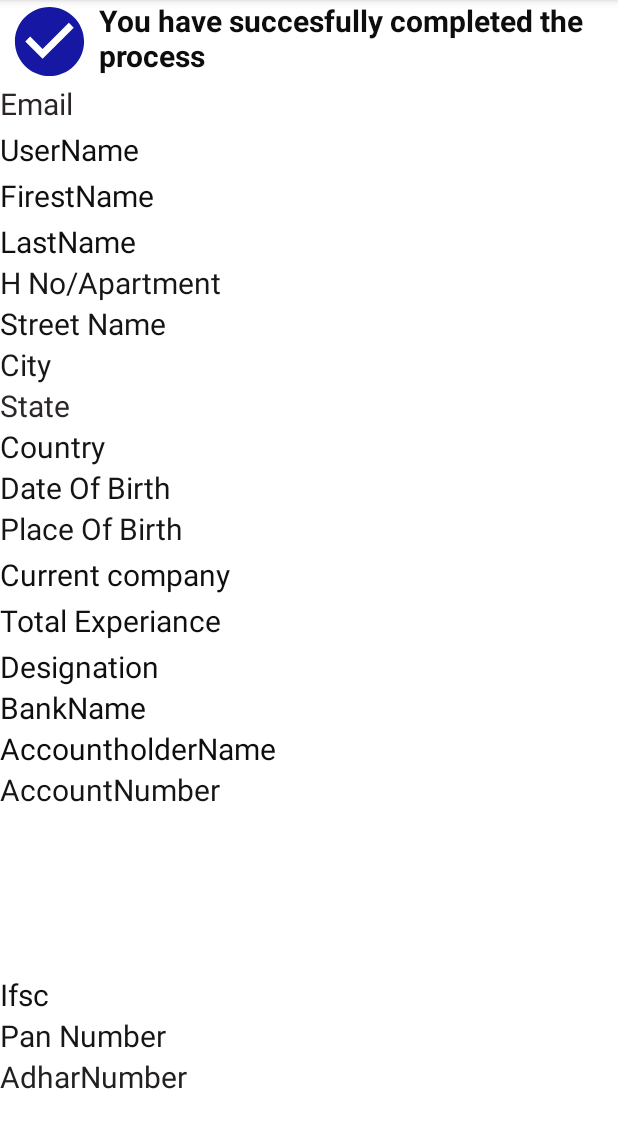
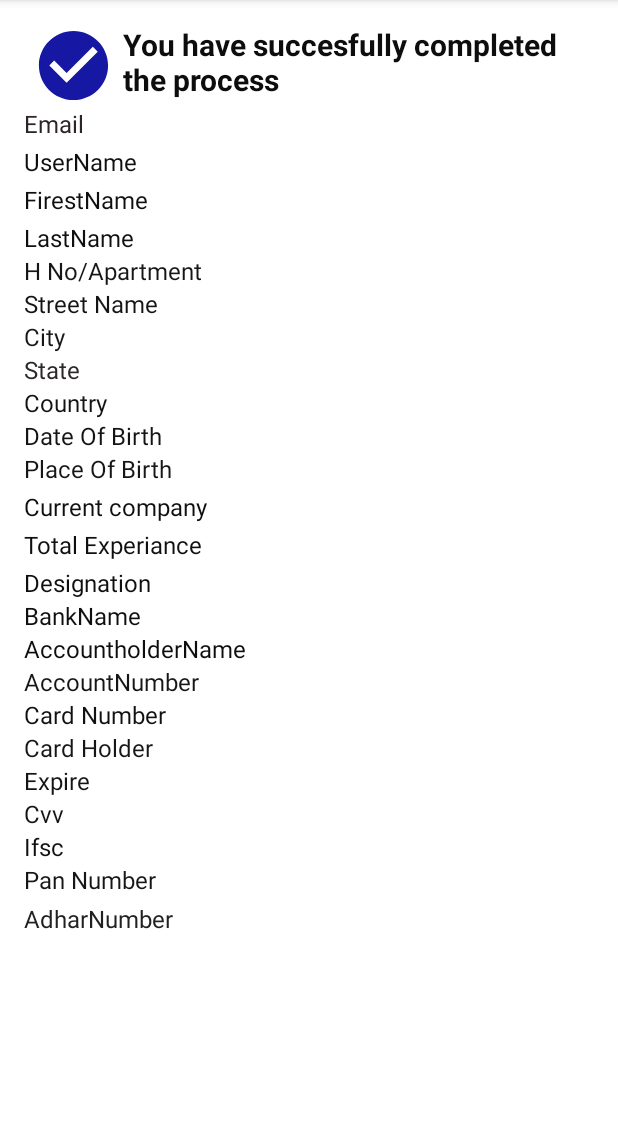
Before and after one commit to pullaiah-dudekula-improve10x/Practice-task, an Android app: the SuccesfullActivity screen opened directly, with no data from a screen before it, on a phone screen of 412 x 824 dp, the part 84-1232 px from its top. Run offline under Robolectric (Android 15) with nearby library versions, the phone set to English and light mode, and no system bars.

Commit message:
updated sum changes

```diff
--- a/app/src/main/java/com/example/practisetask/BankAccountActivity.java
+++ b/app/src/main/java/com/example/practisetask/BankAccountActivity.java
@@ -14,22 +14,22 @@ public class BankAccountActivity extends AppCompatActivity {
     protected void onCreate(Bundle savedInstanceState) {
         super.onCreate(savedInstanceState);
         setContentView(R.layout.activity_bank_account);
-
+        Intent professionalIntent = getIntent();
+        Bundle bundle = professionalIntent.getExtras();
         Button back3Btn = findViewById(R.id.back3_btn);
         back3Btn.setOnClickListener(view -> {
             finish();
         });
         Button next3Btn = findViewById(R.id.next3_btn);
         next3Btn.setOnClickListener(view -> {
-            Intent professionalIntent = getIntent();
-            Bundle bundle = professionalIntent.getExtras();
+
             //String emailId = professionalIntent.getStringExtra("emailId");
            // String userName = professionalIntent.getStringExtra("userName");
            // String firstNameText = professionalIntent.getStringExtra("firstNameText");
             //String lastNameText = professionalIntent.getStringExtra("lastNameText");
             //String totalText = professionalIntent.getStringExtra("totalText");
            // String designText = professionalIntent.getStringExtra("designText");
-            Intent bankIntent = new Intent(this, CreditCardDetailsActivity.class);
+
             EditText bankNameTxt = findViewById(R.id.bank_name_txt);
             String bankNameText = bankNameTxt.getText().toString();
             EditText accountHolderNameTxt = findViewById(R.id.accountholder_name_txt);
@@ -45,6 +45,7 @@ public class BankAccountActivity extends AppCompatActivity {
             //bankIntent.putExtra("companyText", companyText);
             //bankIntent.putExtra("totalText", totalText);
             //bankIntent.putExtra("designText", designText);
+            Intent bankIntent = new Intent(this, CreditCardDetailsActivity.class);
             bankIntent.putExtras(bundle);
             bankIntent.putExtra("bankNameText", bankNameText);
             bankIntent.putExtra("accountHolderNameText", accountHolderNameText);
--- a/app/src/main/java/com/example/practisetask/CreditCardDetailsActivity.java
+++ b/app/src/main/java/com/example/practisetask/CreditCardDetailsActivity.java
@@ -6,7 +6,6 @@ import android.content.Intent;
 import android.os.Bundle;
 import android.widget.Button;
 import android.widget.EditText;
-import android.widget.TextView;
 
 public class CreditCardDetailsActivity extends AppCompatActivity {
 
@@ -14,7 +13,8 @@ public class CreditCardDetailsActivity extends AppCompatActivity {
     protected void onCreate(Bundle savedInstanceState) {
         super.onCreate(savedInstanceState);
         setContentView(R.layout.activity_credit_card_details);
-
+        Intent bankIntent = getIntent();
+        Bundle bundle = bankIntent.getExtras();
         Button back8Btn = findViewById(R.id.back9_btn);
         back8Btn.setOnClickListener(view -> {
             finish();
@@ -22,17 +22,15 @@ public class CreditCardDetailsActivity extends AppCompatActivity {
 
         Button next8Btn = findViewById(R.id.next9_btn);
         next8Btn.setOnClickListener(view -> {
-            Intent bankIntent = getIntent();
-            Bundle bundle = bankIntent.getExtras();
+            EditText cardNumberTxt = findViewById(R.id.creditcard_number_txt);
+            String cardNumberText = cardNumberTxt.getText().toString();
+            EditText cardHolderTxt = findViewById(R.id.creditcard_holder_txt);
+            String cardHolderText = cardHolderTxt.getText().toString();
+            EditText expireTxt = findViewById(R.id.creditcard_expire_txt);
+            String expireText = expireTxt.getText().toString();
+            EditText cvvTxt = findViewById(R.id.creditcard_cvv_txt);
+            String cvvText = cvvTxt.getText().toString();
             Intent creditCardIntent = new Intent(this,IdentityActivity.class);
-            EditText cardNumberTxt = findViewById(R.id.cardnumber1_txt);
-            String cardNumberText = cardNumberTxt.getText().toString();
-            EditText cardHolderTxt = findViewById(R.id.cardholder_txt);
-            String cardHolderText = cardHolderTxt.getText().toString();
-            EditText expireTxt = findViewById(R.id.expire2_txt);
-            String expireText = expireTxt.getText().toString();
-            TextView cvvTxt = findViewById(R.id.cvv2_txt);
-            String cvvText = cvvTxt.getText().toString();
             creditCardIntent.putExtras(bundle);
             creditCardIntent.putExtra("cardNumberText", cardNumberText);
             creditCardIntent.putExtra("cardHolderText", cardHolderText);
@@ -40,7 +38,5 @@ public class CreditCardDetailsActivity extends AppCompatActivity {
             creditCardIntent.putExtra("cvvText", cvvText);
             startActivity(creditCardIntent);
         });
-
-
     }
 }
--- a/app/src/main/java/com/example/practisetask/SignupInfoActivity.java
+++ b/app/src/main/java/com/example/practisetask/SignupInfoActivity.java
@@ -26,7 +26,7 @@ public class SignupInfoActivity extends AppCompatActivity {
             String confirmPasswordText = confirmTxt.getText().toString();
             intent.putExtra("emailId", emailId);
             startActivity(intent);
-            Toast.makeText(this, emailId, Toast.LENGTH_SHORT).show();
+
         });
     }
 }
--- a/app/src/main/java/com/example/practisetask/SuccesfullActivity.java
+++ b/app/src/main/java/com/example/practisetask/SuccesfullActivity.java
@@ -72,19 +72,20 @@ public class SuccesfullActivity extends AppCompatActivity {
         accountHolderNameTxt.setText(accountHolderNameText);
         TextView accountNumberTxt = findViewById(R.id.accountnumber1_txt);
         accountNumberTxt.setText(accountNumberText);
+        TextView cardNumberTxt = findViewById(R.id.card_number_txt);
+        cardNumberTxt.setText(cardNumberText);
+        TextView cardHolderTxt = findViewById(R.id.card_holder_txt);
+        cardHolderTxt.setText(cardHolderText);
+        TextView expireTxt = findViewById(R.id.card_expire_txt);
+        expireTxt.setText(expireText);
+        TextView cvvTxt = findViewById(R.id.card_cvv_txt);
+        cvvTxt.setText(cvvText);
         TextView ifscTxt = findViewById(R.id.ifsc_txt);
         ifscTxt.setText(ifscText);
         TextView panNumberTxt = findViewById(R.id.numberpan_txt);
         panNumberTxt.setText(panNumberText);
         TextView adharNumberTxt = findViewById(R.id.numberadhar_txt);
         adharNumberTxt.setText(aadharNumberText);
-        TextView cardNumberTxt = findViewById(R.id.cardnumber1_txt);
-        cardNumberTxt.setText(cardNumberText);
-        TextView cardHolderTxt = findViewById(R.id.cardholder1_txt);
-        cardHolderTxt.setText(cardHolderText);
-        TextView expireTxt = findViewById(R.id.expire1_txt);
-        expireTxt.setText(expireText);
-        TextView cvvTxt = findViewById(R.id.cvv1_txt);
-        cvvTxt.setText(cvvText);
+
     }
 }
--- a/app/src/main/res/layout/activity_credit_card_details.xml
+++ b/app/src/main/res/layout/activity_credit_card_details.xml
@@ -27,7 +27,7 @@
         android:textSize="20sp" />
 
     <EditText
-        android:id="@+id/cardnumber1_txt"
+        android:id="@+id/creditcard_number_txt"
         android:layout_width="match_parent"
         android:layout_height="wrap_content"
         android:ems="10"
@@ -38,10 +38,11 @@
         android:layout_width="match_parent"
         android:layout_height="wrap_content"
         android:text="Card Holder"
+        android:textColor="#191717"
         android:textSize="20sp" />
 
     <EditText
-        android:id="@+id/cardholder_txt"
+        android:id="@+id/creditcard_holder_txt"
         android:layout_width="match_parent"
         android:layout_height="wrap_content"
         android:ems="10"
@@ -58,6 +59,7 @@
             android:layout_height="wrap_content"
             android:layout_weight="1"
             android:text="Expire"
+            android:textColor="#1C1A1A"
             android:textSize="20sp" />
 
         <TextView
@@ -66,6 +68,7 @@
             android:layout_height="wrap_content"
             android:layout_weight="1"
             android:text="Cvv"
+            android:textColor="#131010"
             android:textSize="20sp" />
 
     </LinearLayout>
@@ -81,7 +84,7 @@
         android:orientation="horizontal">
 
         <EditText
-            android:id="@+id/expire2_txt"
+            android:id="@+id/creditcard_expire_txt"
             android:layout_width="0dp"
             android:layout_height="wrap_content"
             android:layout_weight="1"
@@ -89,7 +92,7 @@
             android:inputType="textPersonName" />
 
         <EditText
-            android:id="@+id/cvv2_txt"
+            android:id="@+id/creditcard_cvv_txt"
             android:layout_width="0dp"
             android:layout_height="wrap_content"
             android:layout_weight="1"
--- a/app/src/main/res/layout/activity_succesfull.xml
+++ b/app/src/main/res/layout/activity_succesfull.xml
@@ -6,6 +6,7 @@
     android:layout_height="match_parent"
     android:layout_margin="0dp"
     android:orientation="vertical"
+    android:padding="16dp"
     tools:context=".SuccesfullActivity">
 
     <LinearLayout
@@ -42,14 +43,14 @@
             android:layout_weight="1"
             android:text="Email"
             android:textColor="#2C2525"
-            android:textSize="20sp" />
+            android:textSize="16sp" />
 
         <TextView
             android:id="@+id/emailId5_txt"
             android:layout_width="0dp"
             android:layout_height="match_parent"
             android:layout_weight="1"
-            android:textSize="20sp" />
+            android:textSize="16sp" />
     </LinearLayout>
 
 
@@ -66,14 +67,14 @@
             android:layout_weight="1"
             android:text="UserName"
             android:textColor="#100F0F"
-            android:textSize="20sp" />
+            android:textSize="16sp" />
 
         <TextView
             android:id="@+id/username1_txt"
             android:layout_width="0dp"
             android:layout_height="wrap_content"
             android:layout_weight="1"
-            android:textSize="20sp" />
+            android:textSize="16sp" />
     </LinearLayout>
 
     <LinearLayout
@@ -89,14 +90,14 @@
             android:layout_weight="1"
             android:text="FirestName"
             android:textColor="#100F0F"
-            android:textSize="20sp" />
+            android:textSize="16sp" />
 
         <TextView
             android:id="@+id/firstname1_txt"
             android:layout_width="0dp"
             android:layout_height="wrap_content"
             android:layout_weight="1"
-            android:textSize="20sp" />
+            android:textSize="16sp" />
     </LinearLayout>
 
     <LinearLayout
@@ -112,14 +113,14 @@
             android:layout_weight="1"
             android:text="LastName"
             android:textColor="#100F0F"
-            android:textSize="20sp" />
+            android:textSize="16sp" />
 
         <TextView
             android:id="@+id/lastname1_txt"
             android:layout_width="0dp"
             android:layout_height="wrap_content"
             android:layout_weight="1"
-            android:textSize="20sp" />
+            android:textSize="16sp" />
     </LinearLayout>
 
     <LinearLayout
@@ -134,13 +135,14 @@
             android:layout_weight="1"
             android:text="H No/Apartment"
             android:textColor="#171515"
-            android:textSize="20sp" />
+            android:textSize="16sp" />
 
         <TextView
             android:id="@+id/apartment1_txt"
             android:layout_width="0dp"
             android:layout_height="match_parent"
-            android:layout_weight="1" />
+            android:layout_weight="1"
+            android:textSize="16sp" />
     </LinearLayout>
 
     <LinearLayout
@@ -155,14 +157,14 @@
             android:layout_weight="1"
             android:text="Street Name"
             android:textColor="#151414"
-            android:textSize="20sp" />
+            android:textSize="16sp" />
 
         <TextView
             android:id="@+id/streetname1_txt"
             android:layout_width="0dp"
             android:layout_height="match_parent"
             android:layout_weight="1"
-            android:textSize="20sp" />
+            android:textSize="16sp" />
     </LinearLayout>
 
     <LinearLayout
@@ -177,14 +179,14 @@
             android:layout_weight="1"
             android:text="City"
             android:textColor="#191717"
-            android:textSize="20sp" />
+            android:textSize="16sp" />
 
         <TextView
             android:id="@+id/city1_txt"
             android:layout_width="0dp"
             android:layout_height="match_parent"
             android:layout_weight="1"
-            android:textSize="20sp" />
+            android:textSize="16sp" />
     </LinearLayout>
 
     <LinearLayout
@@ -199,13 +201,14 @@
             android:layout_weight="1"
             android:text="State"
             android:textColor="#2C2828"
-            android:textSize="20sp" />
+            android:textSize="16sp" />
 
         <TextView
             android:id="@+id/state1_txt"
             android:layout_width="0dp"
             android:layout_height="match_parent"
-            android:layout_weight="1" />
+            android:layout_weight="1"
+            android:textSize="16sp" />
     </LinearLayout>
 
     <LinearLayout
@@ -220,14 +223,14 @@
             android:layout_weight="1"
             android:text="Country"
             android:textColor="#151414"
-            android:textSize="20sp" />
+            android:textSize="16sp" />
 
         <TextView
             android:id="@+id/country1_txt"
             android:layout_width="0dp"
             android:layout_height="match_parent"
             android:layout_weight="1"
-            android:textSize="20sp" />
+            android:textSize="16sp" />
     </LinearLayout>
 
     <LinearLayout
@@ -242,14 +245,14 @@
             android:layout_weight="1"
             android:text="Date Of Birth"
             android:textColor="#151313"
-            android:textSize="20sp" />
+            android:textSize="16sp" />
 
         <TextView
             android:id="@+id/date_of_birth_txt"
             android:layout_width="0dp"
             android:layout_height="match_parent"
             android:layout_weight="1"
-            android:textSize="20sp" />
+            android:textSize="16sp" />
     </LinearLayout>
 
     <LinearLayout
@@ -264,14 +267,14 @@
             android:layout_weight="1"
             android:text="Place Of Birth"
             android:textColor="#171515"
-            android:textSize="20sp" />
+            android:textSize="16sp" />
 
         <TextView
             android:id="@+id/place_of_birth_txt"
             android:layout_width="0dp"
             android:layout_height="match_parent"
             android:layout_weight="1"
-            android:textSize="20sp" />
+            android:textSize="16sp" />
     </LinearLayout>
 
     <LinearLayout
@@ -287,14 +290,14 @@
             android:layout_weight="1"
             android:text="Current company"
             android:textColor="#100F0F"
-            android:textSize="20sp" />
+            android:textSize="16sp" />
 
         <TextView
             android:id="@+id/currentcompany1_txt"
             android:layout_width="0dp"
             android:layout_height="wrap_content"
             android:layout_weight="1"
-            android:textSize="20sp" />
+            android:textSize="16sp" />
     </LinearLayout>
 
     <LinearLayout
@@ -310,14 +313,14 @@
             android:layout_weight="1"
             android:text="Total Experiance"
             android:textColor="#100F0F"
-            android:textSize="20sp" />
+            android:textSize="16sp" />
 
         <TextView
             android:id="@+id/total_experiance_txt"
             android:layout_width="0dp"
             android:layout_height="wrap_content"
             android:layout_weight="1"
-            android:textSize="20sp" />
+            android:textSize="16sp" />
     </LinearLayout>
 
     <LinearLayout
@@ -333,14 +336,14 @@
             android:layout_weight="1"
             android:text="Designation"
             android:textColor="#100F0F"
-            android:textSize="20sp" />
+            android:textSize="16sp" />
 
         <TextView
             android:id="@+id/designation1_txt"
             android:layout_width="0dp"
             android:layout_height="wrap_content"
             android:layout_weight="1"
-            android:textSize="20sp" />
+            android:textSize="16sp" />
     </LinearLayout>
 
     <LinearLayout
@@ -355,14 +358,14 @@
             android:layout_weight="1"
             android:text="BankName"
             android:textColor="#100F0F"
-            android:textSize="20sp" />
+            android:textSize="16sp" />
 
         <TextView
             android:id="@+id/bankname_txt"
             android:layout_width="0dp"
             android:layout_height="wrap_content"
             android:layout_weight="1"
-            android:textSize="20sp" />
+            android:textSize="16sp" />
     </LinearLayout>
 
     <LinearLayout
@@ -377,14 +380,14 @@
             android:layout_weight="1"
             android:text="AccountholderName"
             android:textColor="#0E0D0D"
-            android:textSize="20sp" />
+            android:textSize="16sp" />
 
         <TextView
             android:id="@+id/accountholder_txt"
             android:layout_width="0dp"
             android:layout_height="wrap_content"
             android:layout_weight="1"
-            android:textSize="20sp" />
+            android:textSize="16sp" />
     </LinearLayout>
 
     <LinearLayout
@@ -399,14 +402,14 @@
             android:layout_weight="1"
             android:text="AccountNumber"
             android:textColor="#171616"
-            android:textSize="20sp" />
+            android:textSize="16sp" />
 
         <TextView
             android:id="@+id/accountnumber1_txt"
             android:layout_width="0dp"
             android:layout_height="wrap_content"
             android:layout_weight="1"
-            android:textSize="20sp" />
+            android:textSize="16sp" />
     </LinearLayout>
 
     <LinearLayout
@@ -421,14 +424,14 @@
             android:layout_weight="1"
             android:text="Card Number"
             android:textColor="#121010"
-            android:textSize="20sp" />
+            android:textSize="16sp" />
 
         <TextView
-            android:id="@+id/textView52"
+            android:id="@+id/card_number_txt"
             android:layout_width="0dp"
             android:layout_height="wrap_content"
             android:layout_weight="1"
-            android:textSize="14sp" />
+            android:textSize="16sp" />
     </LinearLayout>
 
     <LinearLayout
@@ -443,14 +446,14 @@
             android:layout_weight="1"
             android:text="Card Holder"
             android:textColor="#171515"
-            android:textSize="20sp" />
+            android:textSize="16sp" />
 
         <TextView
-            android:id="@+id/textView62"
+            android:id="@+id/card_holder_txt"
             android:layout_width="0dp"
             android:layout_height="wrap_content"
             android:layout_weight="1"
-            android:textSize="14sp" />
+            android:textSize="16sp" />
     </LinearLayout>
 
     <LinearLayout
@@ -465,14 +468,14 @@
             android:layout_weight="1"
             android:text="Expire"
             android:textColor="#151414"
-            android:textSize="20sp" />
+            android:textSize="16sp" />
 
         <TextView
-            android:id="@+id/textView64"
+            android:id="@+id/card_expire_txt"
             android:layout_width="0dp"
             android:layout_height="wrap_content"
             android:layout_weight="1"
-            android:textSize="14sp" />
+            android:textSize="16sp" />
     </LinearLayout>
 
     <LinearLayout
@@ -487,14 +490,14 @@
             android:layout_weight="1"
             android:text="Cvv"
             android:textColor="#151414"
-            android:textSize="20sp" />
+            android:textSize="16sp" />
 
         <TextView
-            android:id="@+id/textView66"
+            android:id="@+id/card_cvv_txt"
             android:layout_width="0dp"
             android:layout_height="wrap_content"
             android:layout_weight="1"
-            android:textSize="14sp" />
+            android:textSize="16sp" />
     </LinearLayout>
 
     <LinearLayout
@@ -509,14 +512,14 @@
             android:layout_weight="1"
             android:text="Ifsc"
             android:textColor="#121010"
-            android:textSize="20sp" />
+            android:textSize="16sp" />
 
         <TextView
             android:id="@+id/ifsc_txt"
             android:layout_width="0dp"
             android:layout_height="wrap_content"
             android:layout_weight="1"
-            android:textSize="20sp" />
+            android:textSize="16sp" />
     </LinearLayout>
 
     <LinearLayout
@@ -531,13 +534,14 @@
             android:layout_weight="1"
             android:text="Pan Number"
             android:textColor="#171616"
-            android:textSize="20sp" />
+            android:textSize="16sp" />
 
         <TextView
             android:id="@+id/numberpan_txt"
             android:layout_width="0dp"
             android:layout_height="match_parent"
-            android:layout_weight="1" />
+            android:layout_weight="1"
+            android:textSize="16sp" />
     </LinearLayout>
 
     <LinearLayout
@@ -552,7 +556,7 @@
             android:layout_weight="1"
             android:text="AdharNumber"
             android:textColor="#232020"
-            android:textSize="20sp" />
+            android:textSize="16sp" />
 
         <TextView
             android:id="@+id/numberadhar_txt"
```
